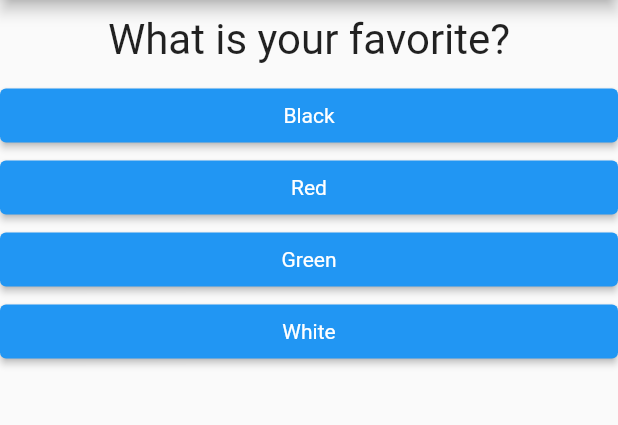
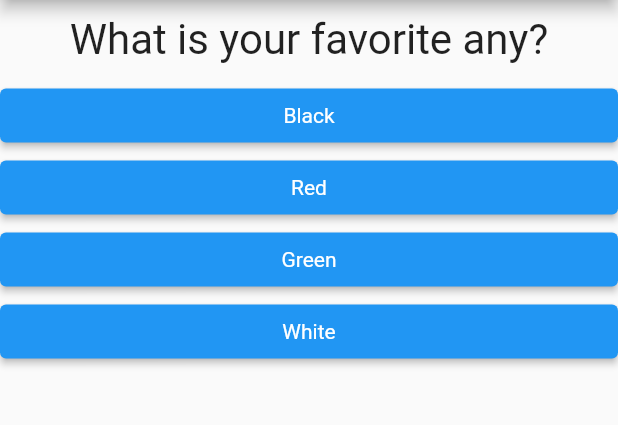
Before and after one commit to FAZEHAHH/flutter_complete_guide, a Flutter app: the screen it shows after launch, on a phone screen of 412 x 824 dp, the part 84-509 px from its top. Run offline on Flutter 3.47's test engine with Material 2 defaults, Android fonts, the phone set to English and light mode, and no system bars.

Commit message:
Update main.dart
n

```diff
--- a/lib/main.dart
+++ b/lib/main.dart
@@ -19,7 +19,7 @@ class MyApp extends StatefulWidget {
 class _MyAppState extends State<MyApp> {
   final _questions = const [
     {
-      'questionText': 'What is your favorite?',
+      'questionText': 'What is your favorite any?',
       'answers': [
         {'text': 'Black', 'score': 10},
         {'text': 'Red', 'score': 7},
```
